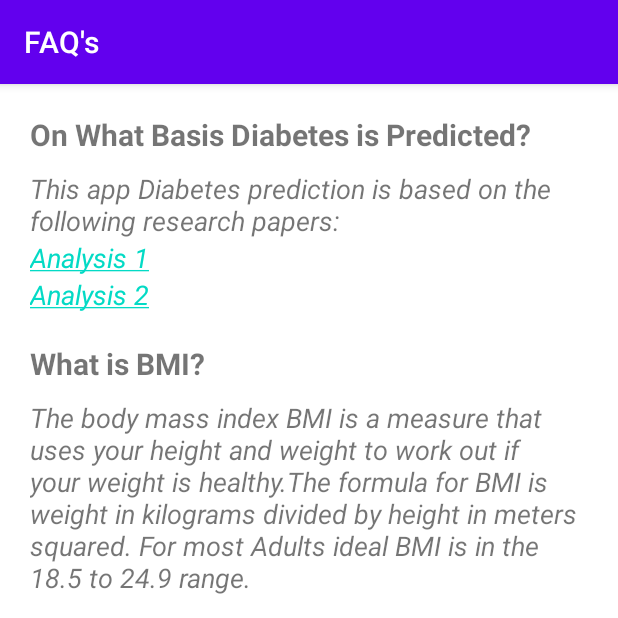
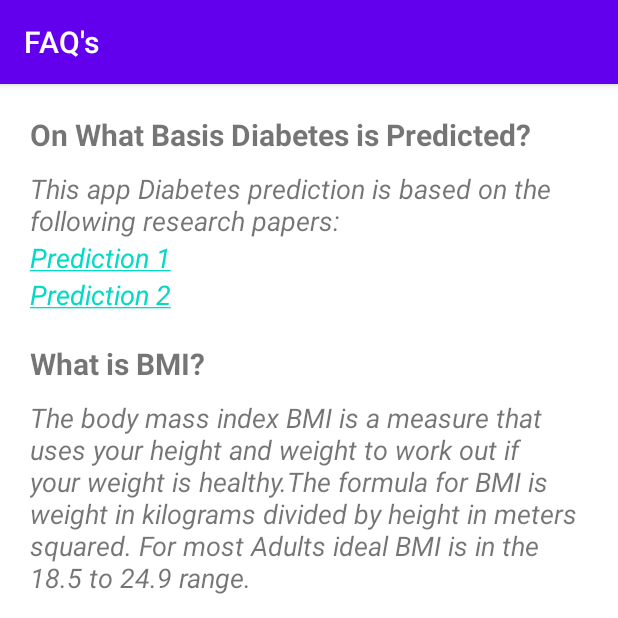
Before and after one commit to S545232/DiabetesPrognosis, an Android app: the FaqActivity screen opened directly, with no data from a screen before it, on a phone screen of 412 x 824 dp, the top half of it. Run offline under Robolectric (Android 15) with nearby library versions, the phone set to English and light mode, and no system bars.

Commit message:
link names are updated

```diff
--- a/app/src/main/res/values/strings.xml
+++ b/app/src/main/res/values/strings.xml
@@ -9,8 +9,8 @@
     <string name="bmi_descrption_str">The body mass index BMI is a measure that uses your height and weight to work out if your weight is healthy.The formula for BMI is weight in kilograms divided by height in meters squared. For most Adults ideal BMI is in the 18.5 to 24.9 range.</string>
     <string name="about_desc_str">This Application is designed to predict diabetes, as your body either does not make enough insulin or cannot use it as well as it should.Diabetes is a chronic (long-lasting) health condition that affects how your body turns food into energy. Most of the food you eat is broken down into sugar (also called glucose) and released into your bloodstream helps to identify the probability whether a person can get Diabetes or not. It also calculates the measure for BMI and Predicts the amount of insulin. Pharmacies list which gives the list of pharmacies for Diabetes medicines around 50 miles from Maryville and a medicine remainder.</string>
     <string
-        name="messageWithLink"><a href="https://pophealthmetrics.biomedcentral.com/articles/10.1186/s12963-018-0166-4/">Analysis 1</a></string>
+        name="messageWithLink"><a href="https://pophealthmetrics.biomedcentral.com/articles/10.1186/s12963-018-0166-4/">Prediction 1</a></string>
     <string
-        name="messageLink"><a href="https://www.nature.com/articles/s41598-020-68771-z/">Analysis 2</a></string>
+        name="messageLink"><a href="https://www.nature.com/articles/s41598-020-68771-z/">Prediction 2</a></string>
 
 </resources>
```
